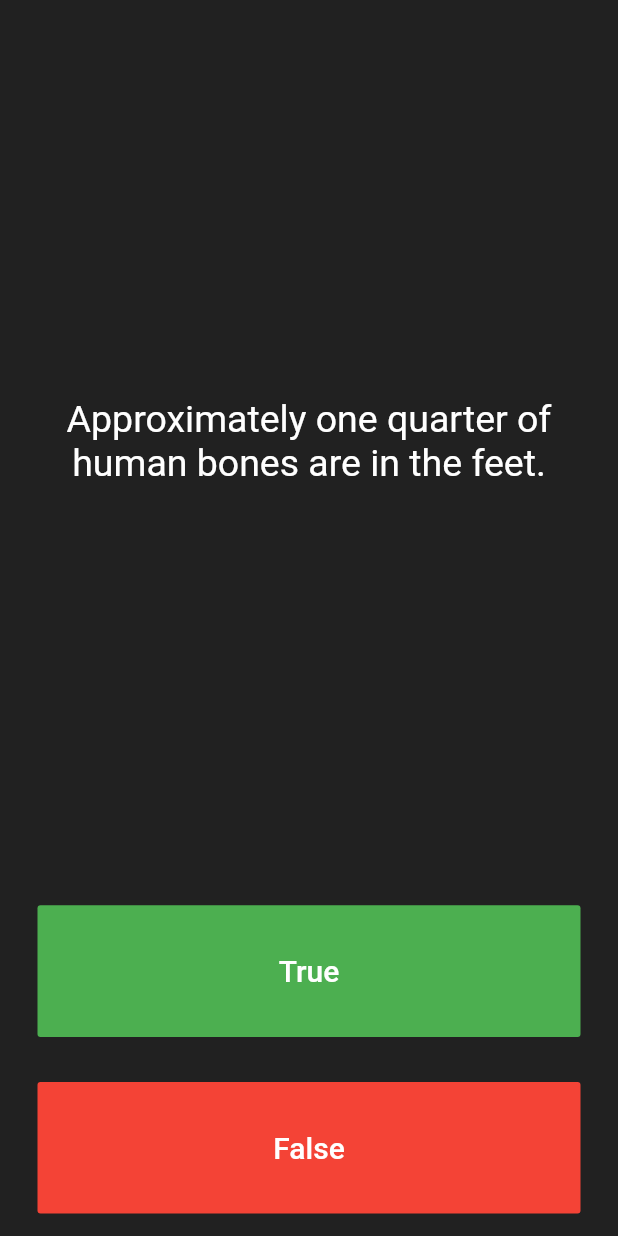
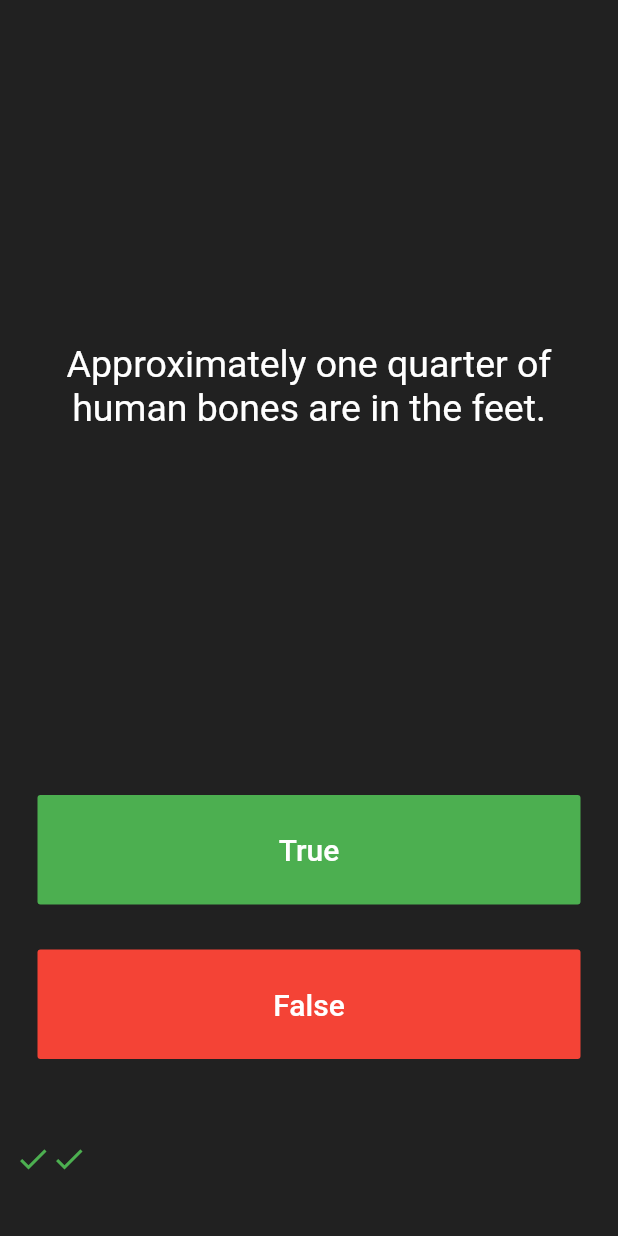
Before and after one commit to jabed3700/Quiz_flutter-apps, a Flutter app: the screen it shows after launch, after a tap on "True", after a tap on "False", on a phone screen of 412 x 824 dp. Run offline on Flutter 3.47's test engine with Material 2 defaults, Android fonts, the light colour scheme and no system bars.

Commit message:
add question check icon

```diff
--- a/lib/main.dart
+++ b/lib/main.dart
@@ -548,6 +548,27 @@ class QuizPage extends StatefulWidget {
 }
 
 class _QuizPageState extends State<QuizPage> {
+  List<Icon> scoreKeeper = [];
+  void checkAnswer(bool userPickedAnswer) {
+    bool correctAnswer = quizBrain.getQuestionAnswer();
+    setState(() {
+      if (userPickedAnswer == correctAnswer) {
+        print('user got it right!');
+        scoreKeeper.add(Icon(
+          Icons.check,
+          color: Colors.green,
+        ));
+      } else {
+        print('user got it wrong');
+        scoreKeeper.add(Icon(
+          Icons.close,
+          color: Colors.red,
+        ));
+      }
+      quizBrain.nextQuestion();
+    });
+  }
+
   @override
   Widget build(BuildContext context) {
     return Column(
@@ -578,15 +599,7 @@ class _QuizPageState extends State<QuizPage> {
                 color: Colors.green,
                 padding: EdgeInsets.symmetric(vertical: 5.0, horizontal: 20.0),
                 onPressed: () {
-                  bool correctAnswer = quizBrain.getQuestionAnswer();
-                  if (correctAnswer == true) {
-                    print('user got it right!');
-                  } else {
-                    print('user got it wrong');
-                  }
-                  setState(() {
-                    quizBrain.nextQuestion();
-                  });
+                  checkAnswer(true);
                 },
                 child: Text(
                   'True',
@@ -600,15 +613,7 @@ class _QuizPageState extends State<QuizPage> {
             child: FlatButton(
               color: Colors.red,
               onPressed: () {
-                bool correctAnswer = quizBrain.getQuestionAnswer();
-                if (correctAnswer == false) {
-                  print('user got it right!');
-                } else {
-                  print('user got it wrong');
-                }
-                setState(() {
-                  quizBrain.nextQuestion();
-                });
+                checkAnswer(false);
               },
               child: Text(
                 'False',
@@ -620,6 +625,11 @@ class _QuizPageState extends State<QuizPage> {
             ),
           ),
         ),
+        Expanded(
+          child: Row(
+            children: scoreKeeper,
+          ),
+        )
       ],
     );
   }
```
